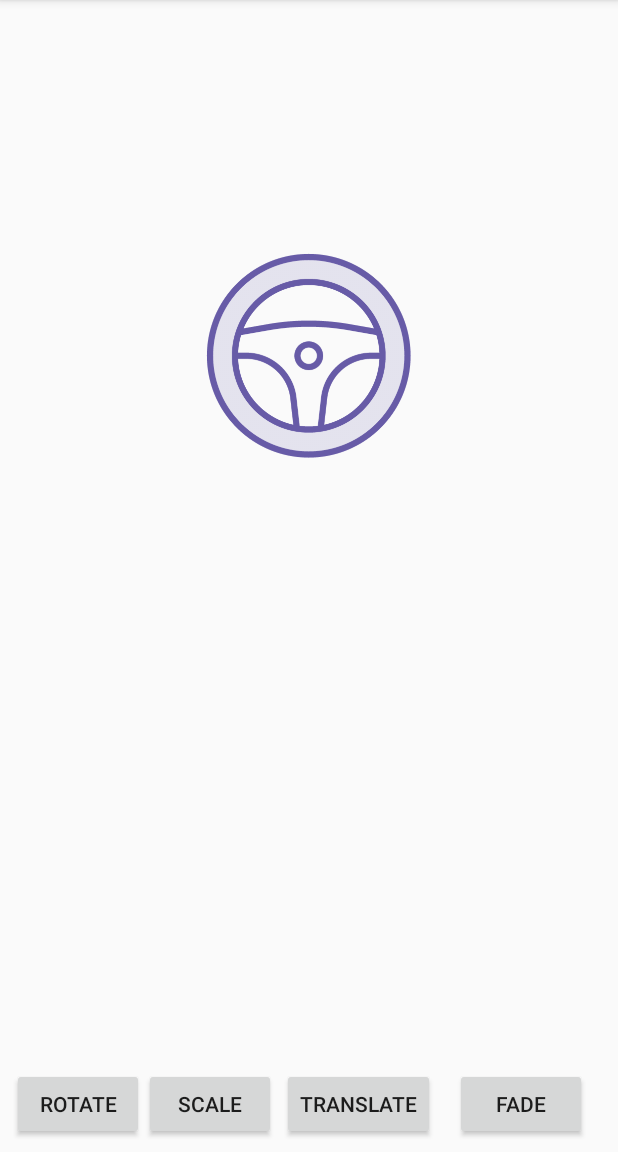
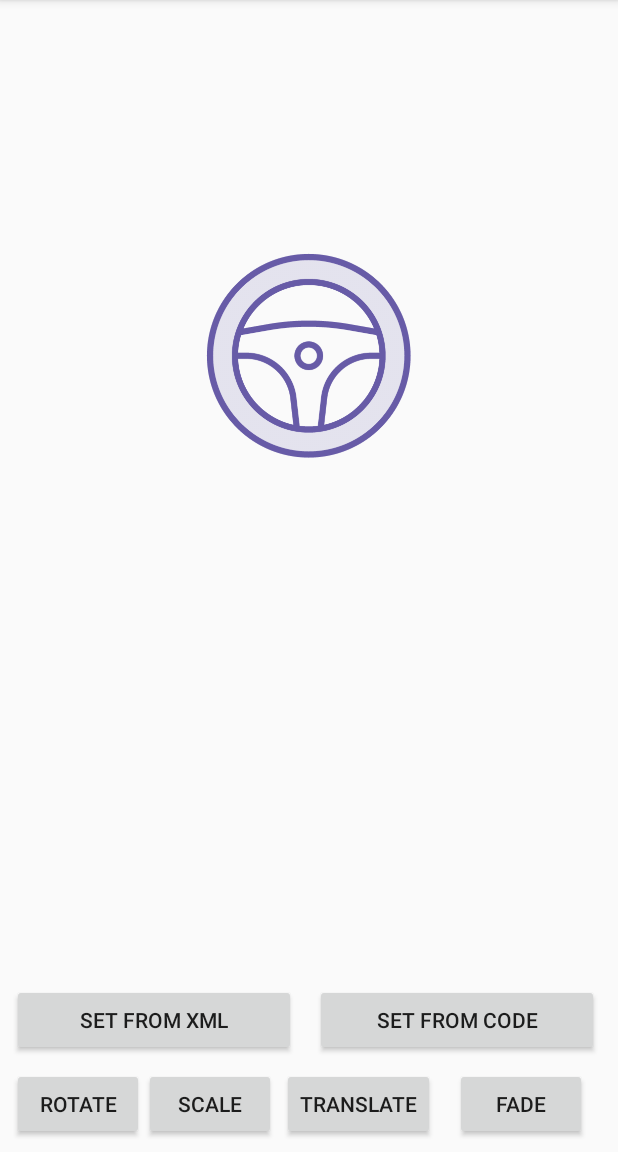
Before and after one commit to Mf4z/AnimationsDemo, an Android app: the screen it shows after launch (MainActivity), on a phone screen of 412 x 824 dp, the part 84-1236 px from its top. Run offline under Robolectric (Android 15) with nearby library versions, the phone set to English and light mode, and no system bars.

Commit message:
Add multiple animations in xml

```diff
--- a/app/src/main/java/com/sriyank/animationsdemo/MainActivity.kt
+++ b/app/src/main/java/com/sriyank/animationsdemo/MainActivity.kt
@@ -64,7 +64,7 @@ class MainActivity : AppCompatActivity(), Animator.AnimatorListener {
 
 	fun fadeAnimation(view: View) {
 
-		fadeAnimator = ObjectAnimator.ofFloat(targetImage,"alpha",1.0f,0.0f)
+		fadeAnimator = ObjectAnimator.ofFloat(targetImage, "alpha", 1.0f, 0.0f)
 		fadeAnimator?.apply {
 			duration = 1500
 			repeatCount = 1
@@ -104,4 +104,17 @@ class MainActivity : AppCompatActivity(), Animator.AnimatorListener {
 
 		Toast.makeText(this, "Animation Cancelled", Toast.LENGTH_SHORT).show()
 	}
+
+	fun setFromXML(view: View) {
+
+		val animator = AnimatorInflater.loadAnimator(this, R.animator.set)
+		animator.apply {
+			setTarget(targetImage)
+			start()
+		}
+	}
+
+	fun setFromCode(view: View) {
+
+	}
 }
--- a/app/src/main/res/animator/set.xml
+++ b/app/src/main/res/animator/set.xml
@@ -1,19 +1,31 @@
 <?xml version="1.0" encoding="utf-8"?>
-<set
-    xmlns:android="http://schemas.android.com/apk/res/android">
+<set xmlns:android="http://schemas.android.com/apk/res/android"
+    android:ordering="sequentially">
 
     <objectAnimator
+        android:propertyName="rotationX"
+        android:duration="500"
+        android:valueFrom="0"
+        android:valueTo="360"
+        android:valueType="floatType"/>
+
+    <set
+
+        android:ordering="together">
+        <objectAnimator
+            android:duration="500"
             android:propertyName="scaleX"
-            android:duration="1000"
             android:valueFrom="1"
             android:valueTo="1.5"
             android:valueType="floatType" />
 
-    <objectAnimator
+        <objectAnimator
+            android:duration="500"
             android:propertyName="scaleY"
-            android:duration="1000"
             android:valueFrom="1"
             android:valueTo="1.5"
             android:valueType="floatType" />
 
+    </set>
+
 </set>
--- a/app/src/main/res/layout/activity_main.xml
+++ b/app/src/main/res/layout/activity_main.xml
@@ -1,10 +1,9 @@
 <?xml version="1.0" encoding="utf-8"?>
-<androidx.constraintlayout.widget.ConstraintLayout xmlns:android="http://schemas.android.com/apk/res/android"
+<androidx.constraintlayout.widget.ConstraintLayout
+        xmlns:android="http://schemas.android.com/apk/res/android"
         xmlns:app="http://schemas.android.com/apk/res-auto"
-    xmlns:tools="http://schemas.android.com/tools"
         android:layout_width="match_parent"
-    android:layout_height="match_parent"
-    tools:context=".MainActivity">
+        android:layout_height="match_parent">
 
     <Button
             android:id="@+id/button3"
@@ -64,5 +63,21 @@
             app:layout_constraintTop_toTopOf="parent"
             app:layout_constraintVertical_bias="0.26"
             app:srcCompat="@drawable/steering_wheel"/>
+    <Button
+            android:text="Set From XML"
+            android:layout_width="189dp"
+            android:layout_height="wrap_content"
+            android:id="@+id/button" app:layout_constraintStart_toStartOf="parent" android:layout_marginStart="8dp"
+            android:layout_marginBottom="8dp" app:layout_constraintBottom_toTopOf="@+id/button3"
+            app:layout_constraintEnd_toEndOf="parent" android:layout_marginEnd="8dp"
+            app:layout_constraintHorizontal_bias="0.0" android:onClick="setFromXML"/>
+    <Button
+            android:text="Set From Code"
+            android:layout_width="189dp"
+            android:layout_height="wrap_content"
+            android:id="@+id/button2"
+            android:layout_marginBottom="8dp" app:layout_constraintBottom_toTopOf="@+id/button6"
+            app:layout_constraintStart_toEndOf="@+id/button" android:layout_marginStart="8dp"
+            app:layout_constraintEnd_toEndOf="parent" android:layout_marginEnd="8dp" android:onClick="setFromCode"/>
 
 </androidx.constraintlayout.widget.ConstraintLayout>
```
Lines whose indentation alone changed are shown as unchanged.
